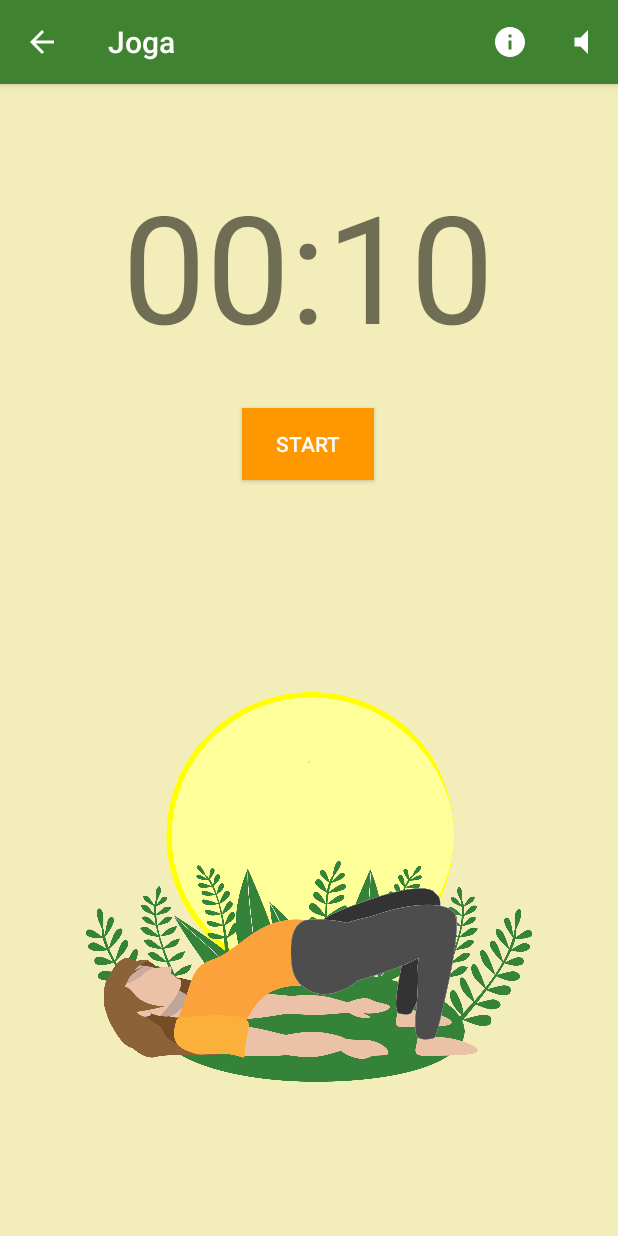
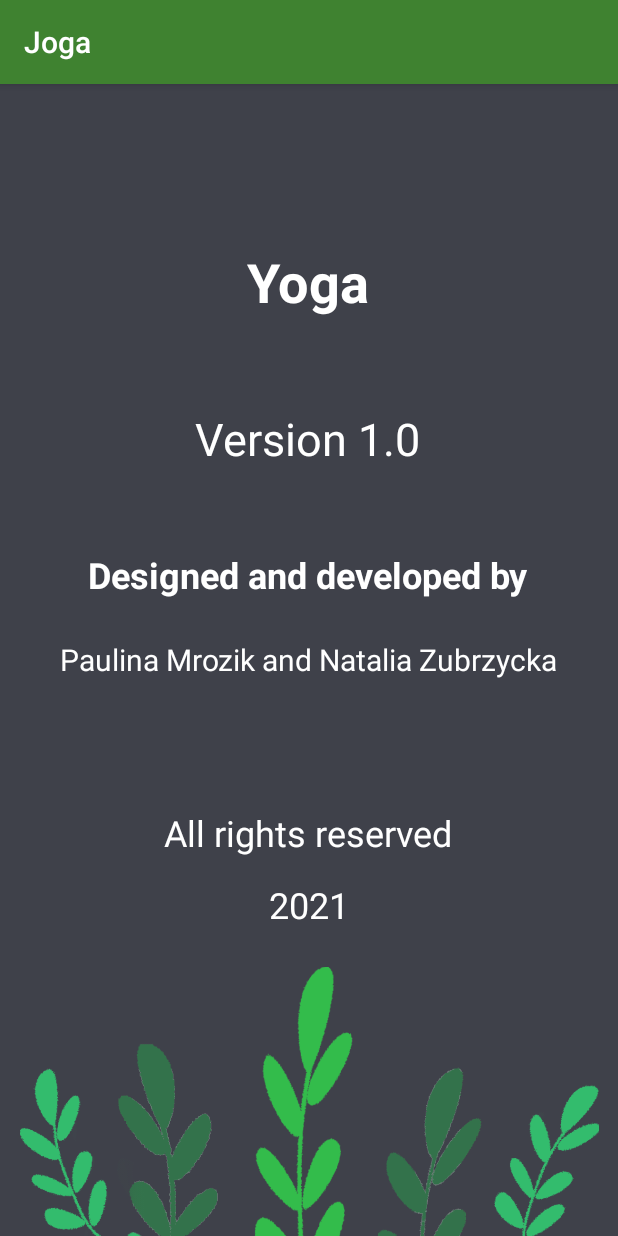
Before and after one commit to mibit-stack/joga-simple, an Android app: the screen it shows after launch (ExcerciseActivity before the commit, aboutActivity after it), after a tap on "O APLIKACJI", on a phone screen of 412 x 824 dp. Run offline under Robolectric (Android 15) with nearby library versions, the phone set to English and light mode, and no system bars.

Commit message:
Added 'About' Layout

```diff
--- a/app/src/main/AndroidManifest.xml
+++ b/app/src/main/AndroidManifest.xml
@@ -9,7 +9,8 @@
         android:roundIcon="@mipmap/ic_launcher_round"
         android:supportsRtl="true"
         android:theme="@style/AppTheme">
-        <activity android:name=".activity_ex_2_m"></activity>
+        <activity android:name=".aboutActivity"></activity>
+        <activity android:name=".activity_ex_2_m" />
         <activity android:name=".ExcerciseActivity" />
         <activity android:name=".MainActivity">
             <intent-filter>
--- a/app/src/main/java/com/zpi/jogasimple/MainActivity.kt
+++ b/app/src/main/java/com/zpi/jogasimple/MainActivity.kt
@@ -26,7 +26,7 @@ class MainActivity : AppCompatActivity() {
             startActivity(excerciseIntent2)
         }
         aboutButton.setOnClickListener{
-            val excerciseIntent3 = Intent(this,ExcerciseActivity::class.java)
+            val excerciseIntent3 = Intent(this,aboutActivity::class.java)
             startActivity(excerciseIntent3)
         }
     }
--- /dev/null
+++ b/app/src/main/java/com/zpi/jogasimple/aboutActivity.kt
@@ -0,0 +1,11 @@
+package com.zpi.jogasimple
+
+import androidx.appcompat.app.AppCompatActivity
+import android.os.Bundle
+
+class aboutActivity : AppCompatActivity() {
+    override fun onCreate(savedInstanceState: Bundle?) {
+        super.onCreate(savedInstanceState)
+        setContentView(R.layout.activity_about)
+    }
+}
--- /dev/null
+++ b/app/src/main/res/layout/activity_about.xml
@@ -0,0 +1,107 @@
+<?xml version="1.0" encoding="utf-8"?>
+<androidx.constraintlayout.widget.ConstraintLayout xmlns:android="http://schemas.android.com/apk/res/android"
+    xmlns:app="http://schemas.android.com/apk/res-auto"
+    xmlns:tools="http://schemas.android.com/tools"
+    android:layout_width="match_parent"
+    android:layout_height="match_parent"
+    android:background="#3F414A"
+    tools:context=".aboutActivity">
+
+    <TextView
+        android:id="@+id/textView"
+        android:layout_width="wrap_content"
+        android:layout_height="wrap_content"
+        android:capitalize="characters"
+        android:text="Yoga"
+        android:textColor="#FFFFFF"
+        android:textSize="36sp"
+        android:textStyle="bold"
+        app:layout_constraintBottom_toBottomOf="parent"
+        app:layout_constraintEnd_toEndOf="parent"
+        app:layout_constraintHorizontal_bias="0.498"
+        app:layout_constraintStart_toStartOf="parent"
+        app:layout_constraintTop_toTopOf="parent"
+        app:layout_constraintVertical_bias="0.149" />
+
+    <ImageView
+        android:id="@+id/imageView4"
+        android:layout_width="413dp"
+        android:layout_height="179dp"
+        app:layout_constraintBottom_toBottomOf="parent"
+        app:layout_constraintEnd_toEndOf="parent"
+        app:layout_constraintHorizontal_bias="0.0"
+        app:layout_constraintStart_toStartOf="parent"
+        app:layout_constraintTop_toTopOf="parent"
+        app:layout_constraintVertical_bias="1.0"
+        app:srcCompat="@drawable/leaves_down" />
+
+    <TextView
+        android:id="@+id/textView2"
+        android:layout_width="wrap_content"
+        android:layout_height="wrap_content"
+        android:text="Version 1.0"
+        android:textColor="#FFFFFF"
+        android:textSize="30sp"
+        app:layout_constraintBottom_toTopOf="@+id/imageView4"
+        app:layout_constraintEnd_toEndOf="parent"
+        app:layout_constraintHorizontal_bias="0.498"
+        app:layout_constraintStart_toStartOf="parent"
+        app:layout_constraintTop_toBottomOf="@+id/textView"
+        app:layout_constraintVertical_bias="0.153" />
+
+    <TextView
+        android:id="@+id/textView8"
+        android:layout_width="wrap_content"
+        android:layout_height="wrap_content"
+        android:text="All rights reserved"
+        android:textColor="#FFFFFF"
+        android:textSize="24sp"
+        app:layout_constraintBottom_toTopOf="@+id/imageView4"
+        app:layout_constraintEnd_toEndOf="parent"
+        app:layout_constraintHorizontal_bias="0.497"
+        app:layout_constraintStart_toStartOf="parent"
+        app:layout_constraintTop_toBottomOf="@+id/textView"
+        app:layout_constraintVertical_bias="0.816" />
+
+    <TextView
+        android:id="@+id/textView9"
+        android:layout_width="wrap_content"
+        android:layout_height="wrap_content"
+        android:text="2021"
+        android:textColor="#FFFFFF"
+        android:textSize="24sp"
+        app:layout_constraintBottom_toTopOf="@+id/imageView4"
+        app:layout_constraintEnd_toEndOf="parent"
+        app:layout_constraintStart_toStartOf="parent"
+        app:layout_constraintTop_toBottomOf="@+id/textView"
+        app:layout_constraintVertical_bias="0.937" />
+
+    <TextView
+        android:id="@+id/textView3"
+        android:layout_width="wrap_content"
+        android:layout_height="wrap_content"
+        android:text="Designed and developed by"
+        android:textColor="#FFFFFF"
+        android:textSize="24sp"
+        android:textStyle="bold"
+        app:layout_constraintBottom_toTopOf="@+id/imageView4"
+        app:layout_constraintEnd_toEndOf="parent"
+        app:layout_constraintHorizontal_bias="0.495"
+        app:layout_constraintStart_toStartOf="parent"
+        app:layout_constraintTop_toBottomOf="@+id/textView2"
+        app:layout_constraintVertical_bias="0.181" />
+
+    <TextView
+        android:id="@+id/textView4"
+        android:layout_width="wrap_content"
+        android:layout_height="wrap_content"
+        android:text="Paulina Mrozik and Natalia Zubrzycka"
+        android:textColor="#FFFFFF"
+        android:textSize="20sp"
+        app:layout_constraintBottom_toTopOf="@+id/textView8"
+        app:layout_constraintEnd_toEndOf="parent"
+        app:layout_constraintHorizontal_bias="0.493"
+        app:layout_constraintStart_toStartOf="parent"
+        app:layout_constraintTop_toBottomOf="@+id/textView3"
+        app:layout_constraintVertical_bias="0.237" />
+</androidx.constraintlayout.widget.ConstraintLayout>
```
